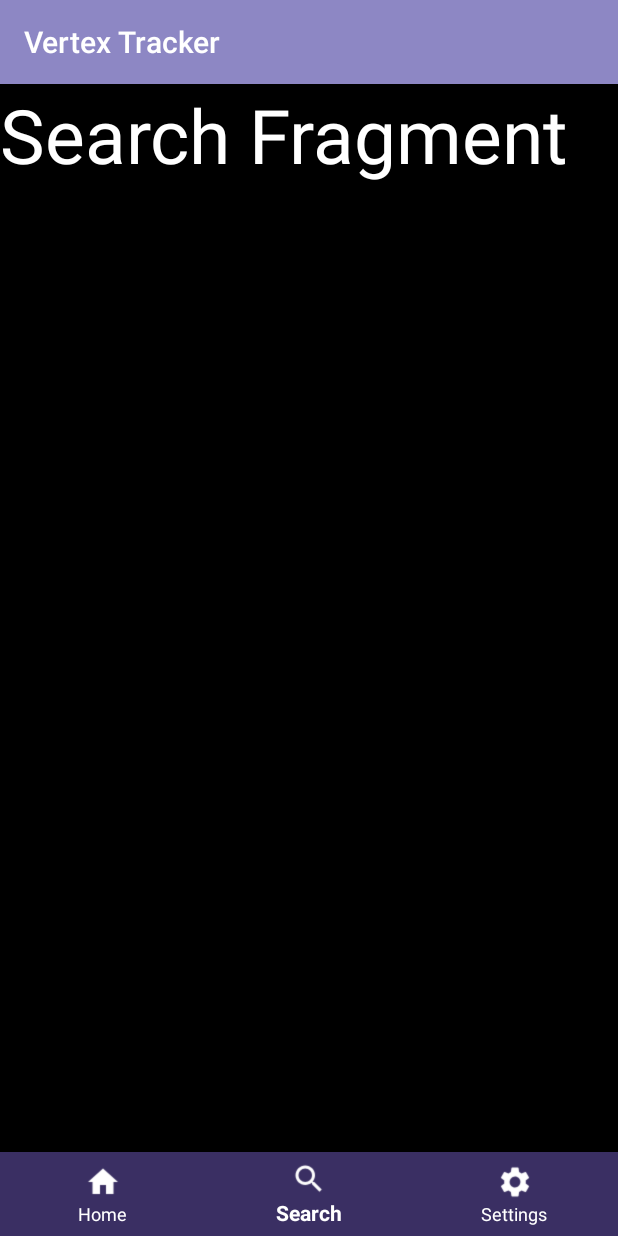
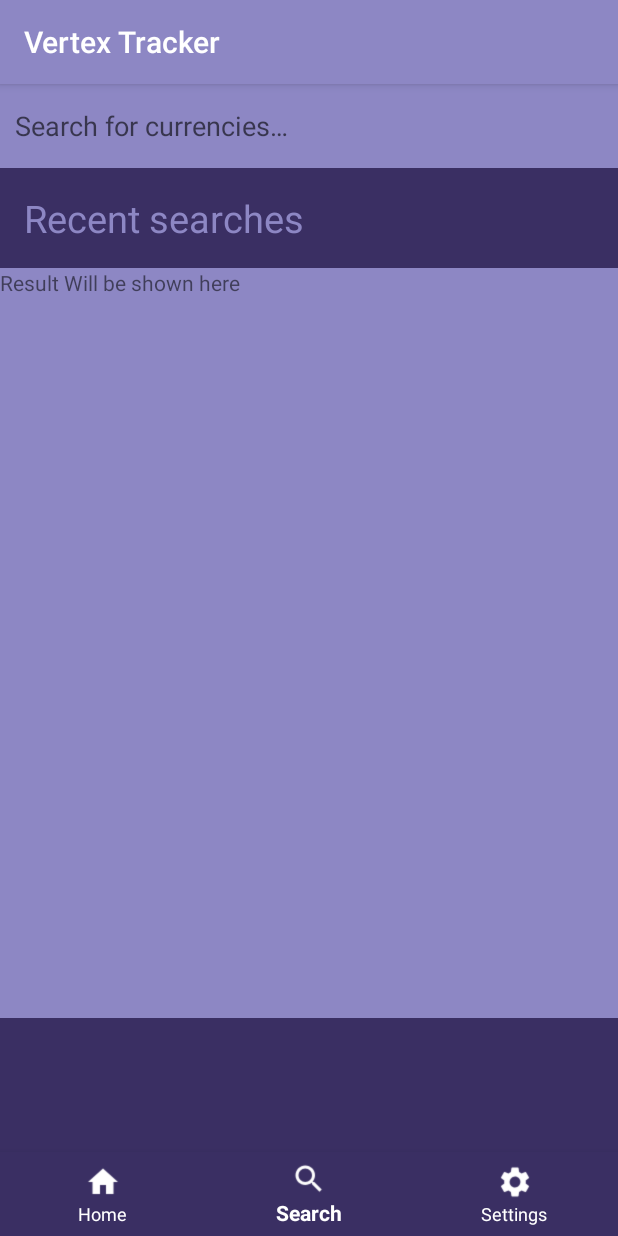
Before and after one commit to konshensx16/playground, an Android app: the screen it shows after launch (BitcoinIndex), item 2 of the bottom bar chosen, on a phone screen of 412 x 824 dp. Run offline under Robolectric (Android 15) with nearby library versions, the phone set to English and light mode, and no system bars.

Commit message:
Basic search interface created, might need to change it later, nothing is operating yet

```diff
--- a/app/src/main/res/layout/search_layout.xml
+++ b/app/src/main/res/layout/search_layout.xml
@@ -3,16 +3,42 @@
     android:layout_width="match_parent"
     xmlns:android="http://schemas.android.com/apk/res/android">
     <FrameLayout
-        xmlns:android="http://schemas.android.com/apk/res/android" android:layout_width="match_parent"
-        android:layout_height="match_parent">
+        xmlns:android="http://schemas.android.com/apk/res/android"
+        android:layout_width="match_parent"
+        android:layout_height="match_parent"
+        android:background="@color/colorPrimaryDark">
 
-        <TextView
+
+        <LinearLayout
+            android:layout_height="match_parent"
             android:layout_width="match_parent"
-            android:layout_height="match_parent"
-            android:textSize="50sp"
-            android:text="Search Fragment"
-            android:background="@android:color/black"
-            android:textColor="@android:color/white"/>
+            android:orientation="vertical">
+            <EditText
+                android:id="@+id/editText"
+                android:layout_width="match_parent"
+                android:layout_height="56dp"
+                android:ems="10"
+                android:padding="10dp"
+                android:inputType="textPersonName"
+                android:background="@color/colorPrimary"
+                android:textColor="@android:color/white"
+                android:hint="@string/currency_search_input" />
 
+            <TextView
+                android:layout_height="wrap_content"
+                android:layout_width="match_parent"
+                android:textSize="25sp"
+                android:padding="16dp"
+                android:text="@string/currency_recent_search"
+                android:textColor="@color/colorPrimary"/>
+
+            <TextView
+                android:layout_height="500dp"
+                android:layout_width="match_parent"
+                android:text="Result Will be shown here"
+                android:background="@color/colorPrimary"/>
+
+
+        </LinearLayout>
     </FrameLayout>
 </LinearLayout>
--- a/app/src/main/res/values/strings.xml
+++ b/app/src/main/res/values/strings.xml
@@ -2,4 +2,6 @@
     <string name="app_name">FirstApp</string>
     <string name="edit_message">Enter a message</string>
     <string name="button_send">Send</string>
+    <string name="currency_search_input">Search for currencies…</string>
+    <string name="currency_recent_search">Recent searches</string>
 </resources>
```
